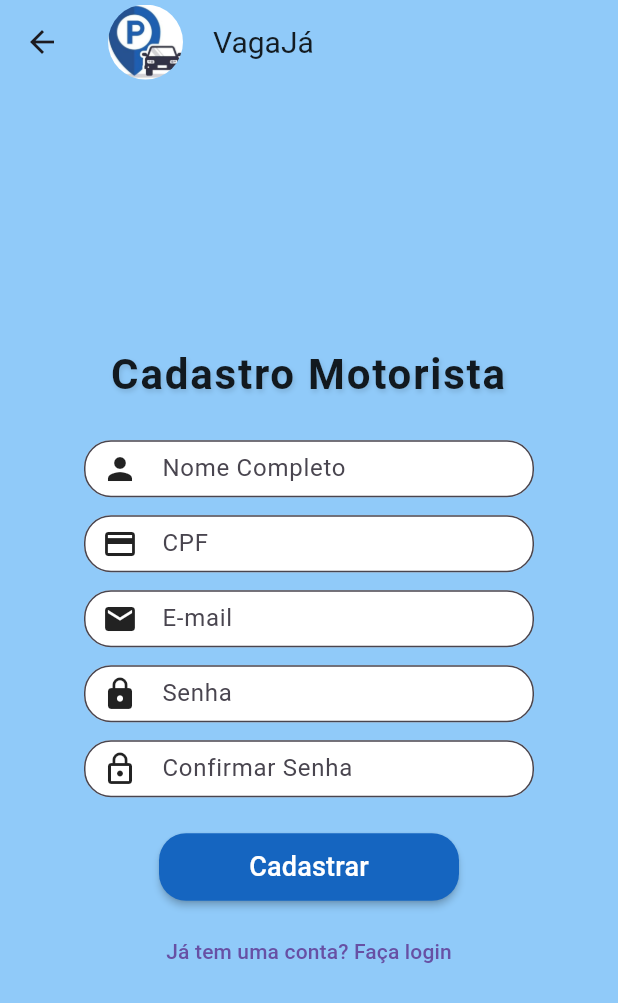
After one commit to Entra21-Flutter/Estacionamento_Frontend_Motorista, a Flutter app: the DriverRegister screen opened by its route, on a phone screen of 412 x 824 dp. The commit adds this screen. Shown: the top 1003 px of the screen. Run offline on Flutter 3.47's test engine with Material 3 defaults, Android fonts, the phone set to English and light mode, and no system bars.

Commit message:
Padronização do projeto e unificação de linguagem

```diff
--- a/lib/src/app/widget_app.dart
+++ b/lib/src/app/widget_app.dart
@@ -1,9 +1,9 @@
 import 'package:flutter/material.dart';
 import 'package:vagaja/src/app/routes_app.dart';
 import 'package:vagaja/src/services/auth_service.dart';
-import 'package:vagaja/src/views/login_view.dart';
-import 'package:vagaja/src/views/recuperar_senha.dart';
-
+import 'package:vagaja/src/views/driver_login.dart';
+import 'package:vagaja/src/views/driver_register.dart';
+import 'package:vagaja/src/views/recover_password.dart';
 
 class AppWidget extends StatelessWidget {
   const AppWidget({super.key});
@@ -14,7 +14,9 @@ class AppWidget extends StatelessWidget {
       title: "VagaJá",
       initialRoute: AuthService.isLoggedIn ? '/home' : '/login',
       routes: {
-        '/login' : (context) => const LoginView(),
+        '/login' : (context) => const DriverLogin(),
+        '/cadastro' : (context) => const DriverRegister(),
+        '/recuperar_senha' : (context) => const RecoverPassword(),
         ...generateRoutes()
       },
     );
--- a/lib/src/controllers/cadastro_controller.dart
+++ b/lib/src/controllers/register_controller.dart
@@ -1,16 +1,16 @@
 import 'package:flutter/material.dart';
 import 'package:vagaja/src/controllers/login_controller.dart';
-import 'package:vagaja/src/controllers/validacao_controller.dart';
+import 'package:vagaja/src/controllers/validation_controller.dart';
 
 
-class CadastroController {
+class RegisterController {
   final TextEditingController _nomeController;
   final TextEditingController _emailController;
   final TextEditingController _cpfController;
   final TextEditingController _senhaController;
   final TextEditingController _confirmarSenhaController;
 
-  CadastroController(
+  RegisterController(
     this._nomeController,
     this._emailController,
     this._cpfController,
@@ -20,7 +20,7 @@ class CadastroController {
 
   LoginController loginController = LoginController();
 
-  ValidacaoController validacaoController = ValidacaoController();
+  ValidationController validacaoController = ValidationController();
   String validarCadastro() {
     if (!validacaoController.validarNomeCompleto(_nomeController)) {
       return 'Nome completo inválido';
--- a/lib/src/controllers/validacao_controller.dart
+++ b/lib/src/controllers/validation_controller.dart
@@ -1,6 +1,6 @@
 import 'package:flutter/widgets.dart';
 
-class ValidacaoController {
+class ValidationController {
   bool validarNomeCompleto(TextEditingController nomeController) {
     String nome = nomeController.text.trim();
     // Nome deve ter pelo menos 5 letras e não conter números
--- a/lib/src/layouts/custom_drawer.dart
+++ b/lib/src/layouts/custom_drawer.dart
@@ -1,7 +1,8 @@
 import 'package:flutter/material.dart';
 import 'package:vagaja/src/app/menu_app.dart';
 import 'package:vagaja/src/services/auth_service.dart';
-import 'package:vagaja/src/views/login_view.dart';
+import 'package:vagaja/src/views/driver_login.dart';
+
 
 class CustomDrawer extends StatelessWidget {
   const CustomDrawer({super.key});
@@ -40,7 +41,7 @@ class CustomDrawer extends StatelessWidget {
                 AuthService.logout();
                 Navigator.pushAndRemoveUntil(
                   context,
-                  MaterialPageRoute(builder: (_) => const LoginView()),
+                  MaterialPageRoute(builder: (_) => const DriverLogin()),
                   (route) => false
                   );
               },
--- a/lib/src/services/auth_service.dart
+++ b/lib/src/services/auth_service.dart
@@ -1,5 +1,5 @@
 class AuthService {
-  static bool isLoggedIn = true; // false para ter que logar
+  static bool isLoggedIn = false; // false para ter que logar
 
   static void login(){
     isLoggedIn = true;
--- a/lib/src/views/base_layout.dart
+++ b/lib/src/views/base_layout.dart
@@ -1,6 +1,6 @@
 import 'package:flutter/material.dart';
 import 'package:vagaja/src/layouts/custom_drawer.dart';
-import 'package:vagaja/src/layouts/custom_navbar.dart';
+import 'package:vagaja/src/layouts/custom_nav_bar.dart';
 
 class BaseLayout extends StatelessWidget {
   final String title;
--- /dev/null
+++ b/lib/src/views/driver_register.dart
@@ -0,0 +1,129 @@
+import 'package:flutter/material.dart';
+import 'package:vagaja/src/controllers/register_controller.dart';
+import 'package:vagaja/src/layouts/Input.dart';
+import 'package:vagaja/src/layouts/logo_bar.dart';
+
+// Tela de cadastro de motorista, usando um StatefulWidget para gerenciar o estado dos campos do formulário.
+class DriverRegister extends StatefulWidget {
+  const DriverRegister({super.key});
+  @override
+  State<DriverRegister> createState() => _DriverRegisterState();
+}
+
+class _DriverRegisterState extends State<DriverRegister> {
+  // Chave global para identificar o formulário e validar seus campos.
+  final _formKey = GlobalKey<FormState>();
+
+  // Controladores para capturar o texto digitado nos campos do formulário.
+  final TextEditingController _nomeController = TextEditingController();
+  final TextEditingController _emailController = TextEditingController();
+  final TextEditingController _cpfController = TextEditingController();
+  final TextEditingController _senhaController = TextEditingController();
+  final TextEditingController _confirmarSenhaController =
+      TextEditingController();
+  @override
+  Widget build(BuildContext context) {
+    return Scaffold(
+      backgroundColor: Colors.blue[200],
+      // Barra superior da tela com o título.
+      appBar: Barralogo(),
+
+      // ...existing code...
+      body: Padding(
+        padding: const EdgeInsets.all(1),
+        child: Center(
+          child: SingleChildScrollView(
+            child: Form(
+              key: _formKey,
+              child: Column(
+                mainAxisSize: MainAxisSize.min,
+                children: [
+                  // Título estilizado com menos espaço acima
+                  Padding(
+                    padding: const EdgeInsets.only(bottom: 18.0, top: 8.0),
+                    child: Text(
+                      'Cadastro Motorista',
+                      style: TextStyle(
+                        fontSize: 28,
+                        fontWeight: FontWeight.bold,
+                        color: Colors.black87,
+                        letterSpacing: 1.2,
+                        shadows: [
+                          Shadow(
+                            blurRadius: 4,
+                            color: Colors.black12,
+                            offset: Offset(1, 2),
+                          ),
+                        ],
+                      ),
+                      textAlign: TextAlign.center,
+                    ),
+                  ),
+                  // Inputs
+                  Input('Nome Completo', Icons.person, false, _nomeController),
+                  Input('CPF', Icons.credit_card, false, _cpfController),
+                  Input('E-mail', Icons.email, false, _emailController),
+                  Input('Senha', Icons.lock, true, _senhaController),
+                  Input(
+                    'Confirmar Senha',
+                    Icons.lock_outline,
+                    true,
+                    _confirmarSenhaController,
+                  ),
+
+                  // Botão de cadastro
+                  const SizedBox(height: 18),
+                  SizedBox(
+                    width: 200,
+                    height: 45,
+                    child: ElevatedButton(
+                      style: ElevatedButton.styleFrom(
+                        backgroundColor: Colors.blue[800],
+                        shape: RoundedRectangleBorder(
+                          borderRadius: BorderRadius.circular(18),
+                        ),
+                        elevation: 2,
+                      ),
+                      onPressed: () {
+                        RegisterController validarCadastroController =
+                            RegisterController(
+                              _nomeController,
+                              _emailController,
+                              _cpfController,
+                              _senhaController,
+                              _confirmarSenhaController,
+                            );
+                        String mensagem = validarCadastroController
+                            .validarCadastro();
+                        ScaffoldMessenger.of(
+                          context,
+                        ).showSnackBar(SnackBar(content: Text(mensagem)));
+                      },
+                      child: const Text(
+                        'Cadastrar',
+                        style: TextStyle(fontSize: 18, color: Colors.white),
+                      ),
+                    ),
+                  ),
+                  const SizedBox(height: 10),
+                  // Separação vertical para opções de recuperação e login
+                  Column(
+                    crossAxisAlignment: CrossAxisAlignment.center,
+                    children: [
+                      TextButton(
+                        onPressed: () {
+                          Navigator.pushReplacementNamed(context, '/login');
+                        },
+                        child: const Text('Já tem uma conta? Faça login'),
+                      ),
+                    ],
+                  ),
+                ],
+              ),
+            ),
+          ),
+        ),
+      ),
+    );
+  }
+}
```
Also changed, not shown: lib/src/app/menu_app.dart (+1 -7 lines), lib/src/controllers/login_controller.dart (+4 -4 lines), lib/src/controllers/recover_password_controller.dart (renamed from lib/src/controllers/recuperar_senha_controller.dart, +4 -4 lines), lib/src/layouts/custom_nav_bar.dart (renamed from lib/src/layouts/custom_navbar.dart, +3 -5 lines), lib/src/views/cadastro_motorista.dart (deleted, +0 -115 lines), lib/src/views/driver_login.dart (renamed from lib/src/views/login_motorista.dart, +18 -10 lines), lib/src/views/login_view.dart (deleted, +0 -17 lines), lib/src/views/recover_password.dart (renamed from lib/src/views/recuperar_senha.dart, +11 -12 lines), assets/images/novobannervagaja6.png (added), assets/images/novologovagaja3.png (added), lib/src/layouts/logo_bar.dart (renamed from lib/src/layouts/barra_logo.dart).
